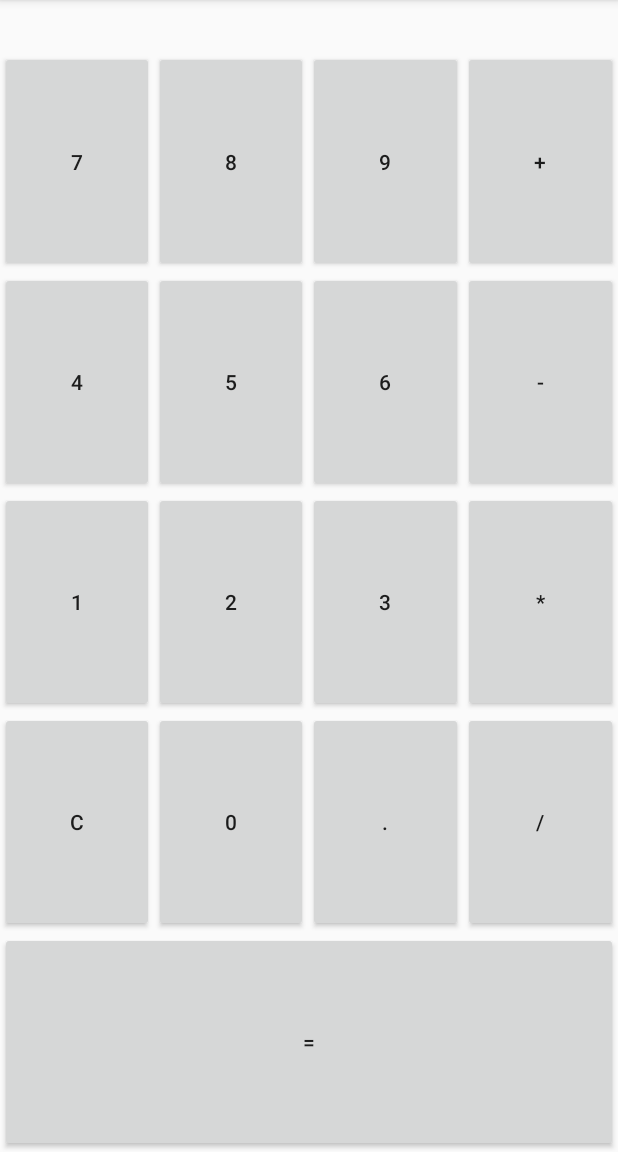
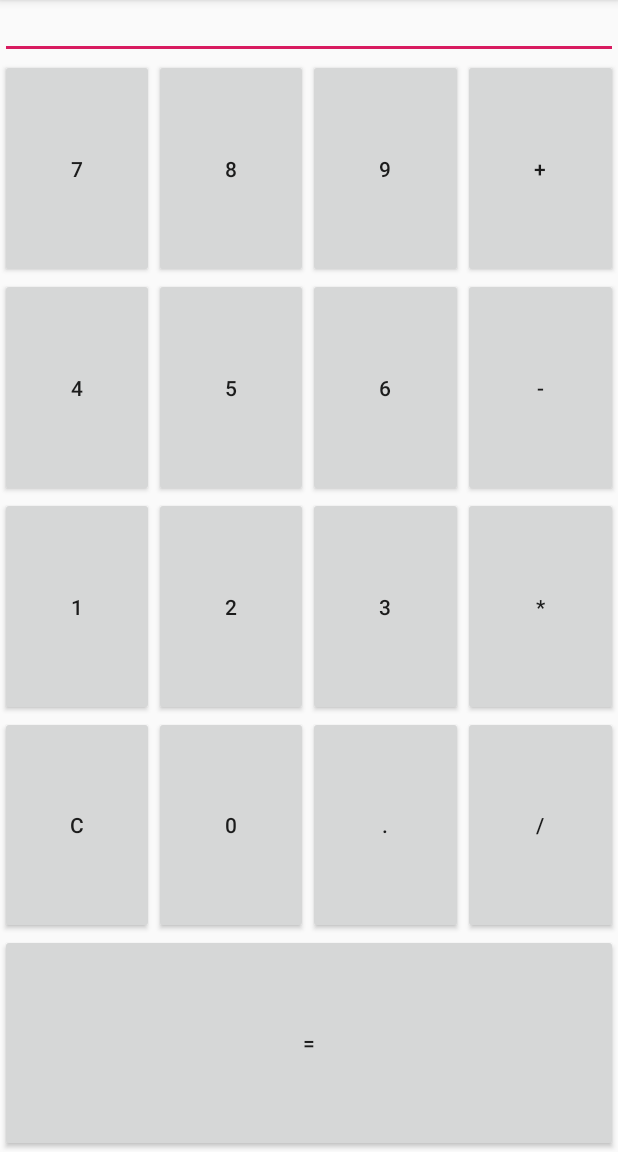
Before and after one commit to ddahoo/SimpleCalculator, an Android app: the screen it shows after launch (MainActivity), on a phone screen of 412 x 824 dp, the part 84-1236 px from its top. Run offline under Robolectric (Android 15) with nearby library versions, the phone set to English and light mode, and no system bars.

```diff
--- a/app/src/main/res/layout/activity_main.xml
+++ b/app/src/main/res/layout/activity_main.xml
@@ -12,7 +12,7 @@
         android:layout_height="match_parent"
         android:orientation="vertical">
 
-        <TextView
+        <EditText
             android:id="@+id/resultEdit"
             android:layout_width="match_parent"
             android:layout_height="wrap_content"
@@ -56,6 +56,7 @@
                 android:layout_width="wrap_content"
                 android:layout_height="match_parent"
                 android:layout_weight="1"
+                android:onClick="btnOpClick"
                 android:text="+" />
         </LinearLayout>
 
@@ -95,6 +96,7 @@
                 android:layout_width="wrap_content"
                 android:layout_height="match_parent"
                 android:layout_weight="1"
+                android:onClick="btnOpClick"
                 android:text="-" />
         </LinearLayout>
 
@@ -134,6 +136,7 @@
                 android:layout_width="wrap_content"
                 android:layout_height="match_parent"
                 android:layout_weight="1"
+                android:onClick="btnOpClick"
                 android:text="*" />
         </LinearLayout>
 
@@ -171,6 +174,7 @@
                 android:layout_width="wrap_content"
                 android:layout_height="match_parent"
                 android:layout_weight="1"
+                android:onClick="btnOpClick"
                 android:text="/" />
         </LinearLayout>
 
```
Also changed, not shown: app/src/main/java/com/example/daryl/simplecalculator/MainActivity.java (+25 -2 lines).
